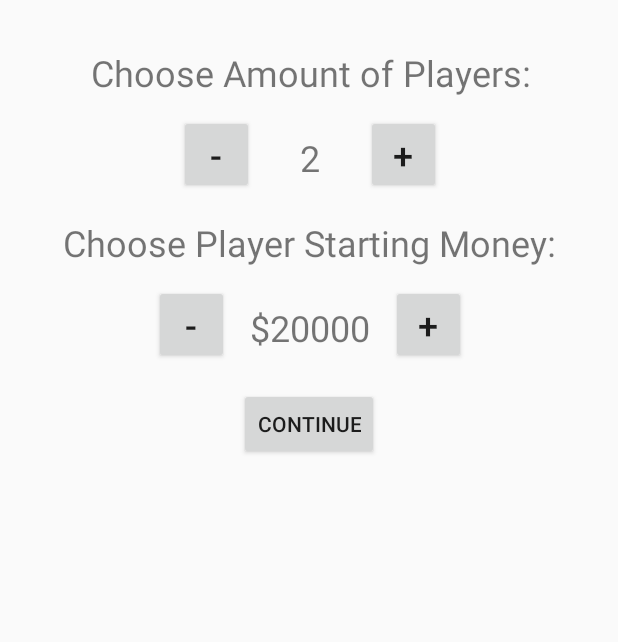
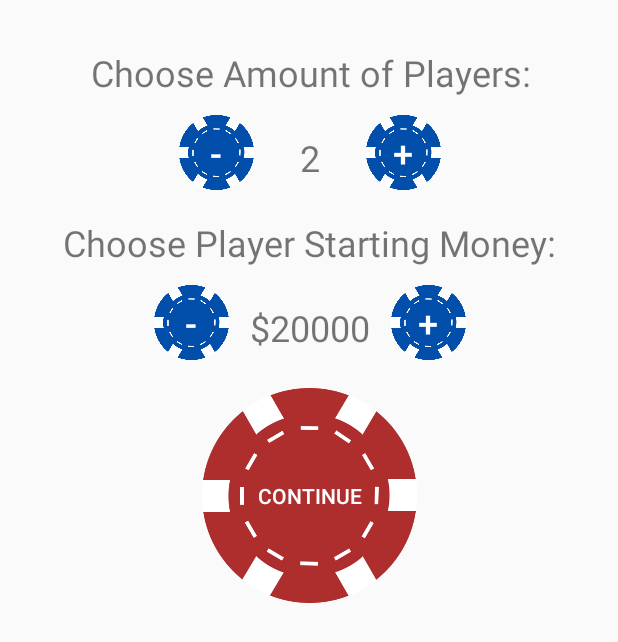
Before and after one commit to fredyk/Android-Poker, an Android app: the PlayerCount screen opened directly, with no data from a screen before it, on a phone screen of 412 x 824 dp. Shown: the top 642 px of the screen. Run offline under Robolectric (Android 15) with nearby library versions, the phone set to English and light mode, and no system bars.

Commit message:
Added some button images

```diff
--- /dev/null
+++ b/app/src/main/res/drawable/button_custom.xml
@@ -0,0 +1,6 @@
+<?xml version="1.0" encoding="utf-8"?>
+<selector xmlns:android="http://schemas.android.com/apk/res/android">
+    <item android:state_pressed="true" android:drawable="@drawable/redpokericon" />
+    <item android:state_focused="true" android:drawable="@drawable/redpokericon" />
+    <item android:drawable="@drawable/redpokericon" />
+</selector>
--- a/app/src/main/res/layout/activity_player_count.xml
+++ b/app/src/main/res/layout/activity_player_count.xml
@@ -21,14 +21,16 @@
 
     <Button
         android:id="@+id/button2"
-        android:layout_width="wrap_content"
-        android:layout_height="wrap_content"
+        android:layout_width="143dp"
+        android:layout_height="143dp"
+        android:layout_marginTop="24dp"
+        android:background="@drawable/redpokericon"
         android:onClick="sendPlayerCount"
         android:text="Continue"
+        android:textColor="@android:color/white"
         app:layout_constraintHorizontal_bias="0.501"
         app:layout_constraintLeft_toLeftOf="parent"
         app:layout_constraintRight_toRightOf="parent"
-        android:layout_marginTop="24dp"
         app:layout_constraintTop_toBottomOf="@+id/playerMoney" />
 
     <TextView
@@ -47,12 +49,14 @@
     <Button
         android:id="@+id/button3"
         android:layout_width="50dp"
-        android:layout_height="wrap_content"
+        android:layout_height="50dp"
         android:layout_marginLeft="8dp"
         android:layout_marginRight="96dp"
         android:layout_marginTop="12dp"
+        android:background="@drawable/bluepokericon"
         android:onClick="increasePlayerMoney"
         android:text="+"
+        android:textColor="@android:color/white"
         android:textAlignment="center"
         android:textSize="24sp"
         app:layout_constraintLeft_toRightOf="@+id/playerMoney"
@@ -62,12 +66,14 @@
     <Button
         android:id="@+id/button5"
         android:layout_width="50dp"
-        android:layout_height="wrap_content"
+        android:layout_height="50dp"
         android:layout_marginLeft="8dp"
         android:layout_marginRight="96dp"
         android:layout_marginTop="12dp"
+        android:background="@drawable/bluepokericon"
         android:onClick="increasePlayerCount"
         android:text="+"
+        android:textColor="@android:color/white"
         android:textAlignment="center"
         android:textSize="24sp"
         app:layout_constraintLeft_toRightOf="@+id/playerCount"
@@ -77,12 +83,14 @@
     <Button
         android:id="@+id/button4"
         android:layout_width="50dp"
-        android:layout_height="wrap_content"
+        android:layout_height="50dp"
         android:layout_marginLeft="96dp"
         android:layout_marginRight="8dp"
         android:layout_marginTop="12dp"
+        android:background="@drawable/bluepokericon"
         android:onClick="decreasePlayerMoney"
         android:text="-"
+        android:textColor="@android:color/white"
         android:textAlignment="center"
         android:textSize="24sp"
         app:layout_constraintLeft_toLeftOf="parent"
@@ -92,12 +100,14 @@
     <Button
         android:id="@+id/button6"
         android:layout_width="50dp"
-        android:layout_height="wrap_content"
+        android:layout_height="50dp"
         android:layout_marginLeft="96dp"
         android:layout_marginRight="8dp"
         android:layout_marginTop="12dp"
+        android:background="@drawable/bluepokericon"
         android:onClick="decreasePlayerCount"
         android:text="-"
+        android:textColor="@android:color/white"
         android:textAlignment="center"
         android:textSize="24sp"
         app:layout_constraintLeft_toLeftOf="parent"
```
Also changed, not shown: app/src/main/res/layout/activity_home_screen.xml (+10 -6 lines), app/src/main/res/drawable/background.png (added), app/src/main/res/drawable/bluepokericon.png (added), app/src/main/res/drawable/redpokericon.png (added).
